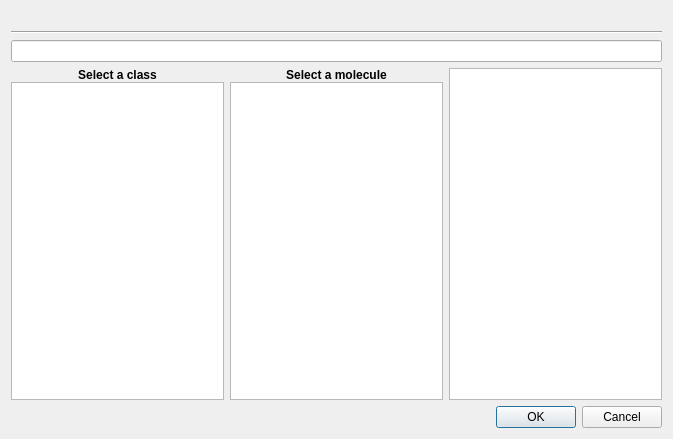
This is freeddimanager/plugins/ddiplugin/interactors/interactorselectorwidget.ui in FreeHealth/freehealth as Qt 5 draws it before an edit. The edited form follows.
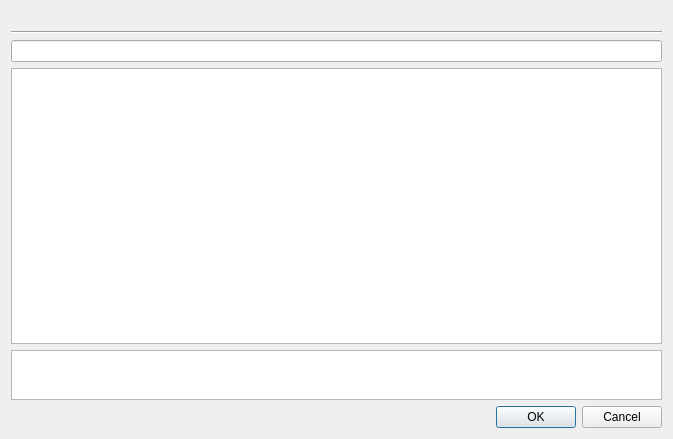
This is the edited form. Custom widgets are drawn as their Qt base class.

Patch:
```diff
--- a/freeddimanager/plugins/ddiplugin/interactors/interactorselectorwidget.ui
+++ b/freeddimanager/plugins/ddiplugin/interactors/interactorselectorwidget.ui
@@ -14,14 +14,37 @@
    <string>Form</string>
   </property>
   <layout class="QGridLayout" name="gridLayout">
-   <item row="1" column="0">
+   <item row="4" column="0" colspan="2">
+    <widget class="QListView" name="moleculeView">
+     <property name="editTriggers">
+      <set>QAbstractItemView::NoEditTriggers</set>
+     </property>
+    </widget>
+   </item>
+   <item row="2" column="0" colspan="2">
+    <widget class="Utils::QButtonLineEdit" name="searchLine"/>
+   </item>
+   <item row="1" column="0" colspan="2">
     <widget class="Line" name="line">
      <property name="orientation">
       <enum>Qt::Horizontal</enum>
      </property>
     </widget>
    </item>
-   <item row="4" column="0">
+   <item row="5" column="0" colspan="2">
+    <widget class="QListView" name="selectedList">
+     <property name="maximumSize">
+      <size>
+       <width>16777215</width>
+       <height>50</height>
+      </size>
+     </property>
+     <property name="editTriggers">
+      <set>QAbstractItemView::NoEditTriggers</set>
+     </property>
+    </widget>
+   </item>
+   <item row="6" column="0" colspan="2">
     <widget class="QDialogButtonBox" name="buttonBox">
      <property name="standardButtons">
       <set>QDialogButtonBox::Cancel|QDialogButtonBox::Ok</set>
@@ -47,82 +70,15 @@
      </property>
     </widget>
    </item>
-   <item row="2" column="0">
-    <widget class="QLineEdit" name="classSearchLine"/>
-   </item>
-   <item row="3" column="0">
-    <layout class="QHBoxLayout" name="horizontalLayout">
-     <item>
-      <layout class="QVBoxLayout" name="verticalLayout">
-       <property name="spacing">
-        <number>0</number>
-       </property>
-       <item>
-        <widget class="QLabel" name="label_2">
-         <property name="font">
-          <font>
-           <weight>75</weight>
-           <bold>true</bold>
-          </font>
-         </property>
-         <property name="text">
-          <string>Select a class</string>
-         </property>
-         <property name="alignment">
-          <set>Qt::AlignCenter</set>
-         </property>
-        </widget>
-       </item>
-       <item>
-        <widget class="QListView" name="classView">
-         <property name="editTriggers">
-          <set>QAbstractItemView::NoEditTriggers</set>
-         </property>
-        </widget>
-       </item>
-      </layout>
-     </item>
-     <item>
-      <layout class="QVBoxLayout" name="verticalLayout_3">
-       <property name="spacing">
-        <number>0</number>
-       </property>
-       <item>
-        <widget class="QLabel" name="label_3">
-         <property name="font">
-          <font>
-           <weight>75</weight>
-           <bold>true</bold>
-          </font>
-         </property>
-         <property name="text">
-          <string>Select a molecule</string>
-         </property>
-         <property name="alignment">
-          <set>Qt::AlignCenter</set>
-         </property>
-        </widget>
-       </item>
-       <item>
-        <widget class="QListView" name="moleculeView">
-         <property name="editTriggers">
-          <set>QAbstractItemView::NoEditTriggers</set>
-         </property>
-        </widget>
-       </item>
-      </layout>
-     </item>
-     <item>
-      <widget class="QListView" name="selectedList">
-       <property name="editTriggers">
-        <set>QAbstractItemView::NoEditTriggers</set>
-       </property>
-      </widget>
-     </item>
-    </layout>
-   </item>
   </layout>
  </widget>
+ <customwidgets>
+  <customwidget>
+   <class>Utils::QButtonLineEdit</class>
+   <extends>QLineEdit</extends>
+   <header location="global">utils/widgets/qbuttonlineedit.h</header>
+  </customwidget>
+ </customwidgets>
  <resources/>
  <connections/>
 </ui>
```
Left out of the diff: 6 changed lines with no effect on the pictures.
